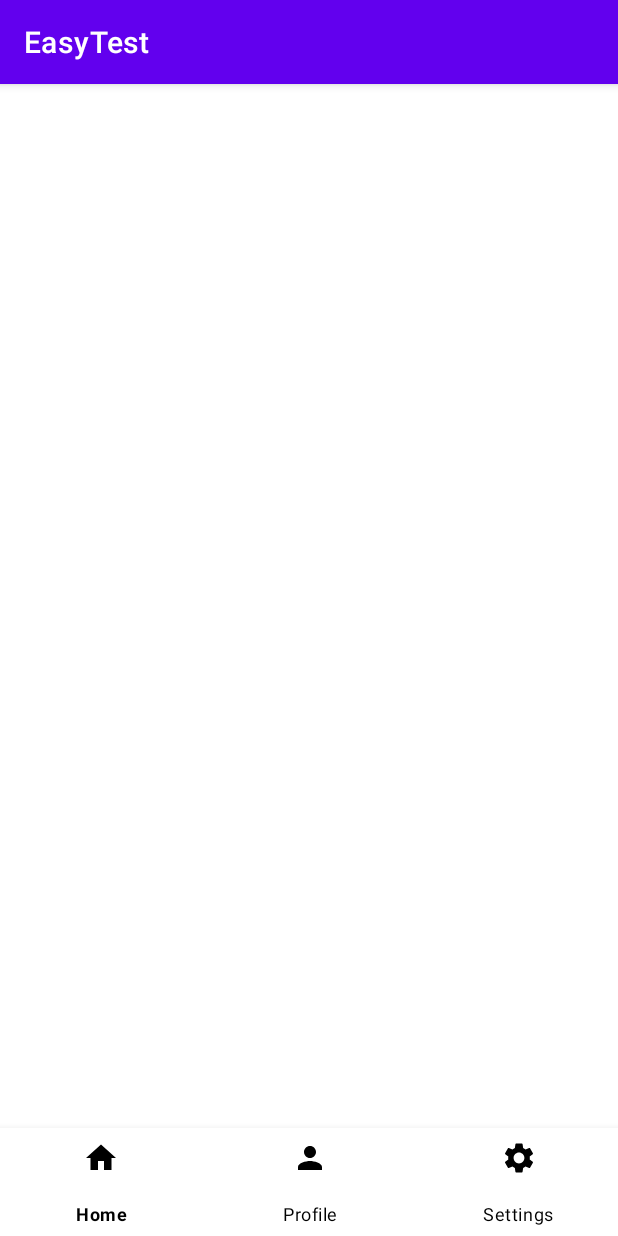
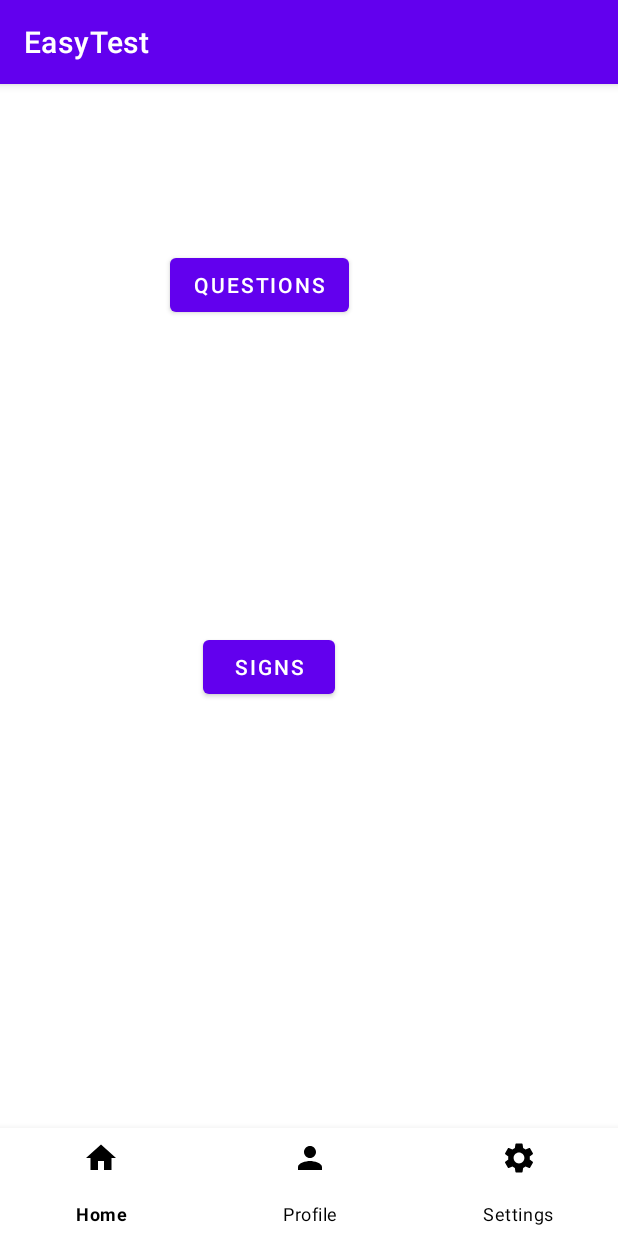
Before and after one commit to jude3004/EasyTest, an Android app: the Homepagefragment screen opened directly, with no data from a screen before it, on a phone screen of 412 x 824 dp. Run offline under Robolectric (Android 15) with nearby library versions, the phone set to English and light mode, and no system bars.

```diff
--- a/app/src/main/java/com/example/easytest/Homepagefragment.java
+++ b/app/src/main/java/com/example/easytest/Homepagefragment.java
@@ -1,5 +1,6 @@
 package com.example.easytest;
 
+import android.content.Intent;
 import android.os.Bundle;
 
 import androidx.fragment.app.Fragment;
@@ -7,6 +8,7 @@
 import android.view.LayoutInflater;
 import android.view.View;
 import android.view.ViewGroup;
+import android.widget.Button;
 
 /**
  * A simple {@link Fragment} subclass.
@@ -14,6 +16,30 @@
  * create an instance of this fragment.
  */
 public class Homepagefragment extends Fragment {
+private Button signs,questions;
+View objectHome;
+public void attachcomponents()
+{
+    signs=objectHome.findViewById(R.id.btnsigns);
+    questions=objectHome.findViewById(R.id.btnquestions);
+    signs.setOnClickListener(new View.OnClickListener() {
+        @Override
+        public void onClick(View view) {
+            Intent myIntent = new Intent(getContext(), SignsActivity.class);
+            getContext().startActivity(myIntent);
+
+        }
+    });
+    questions.setOnClickListener(new View.OnClickListener() {
+        @Override
+        public void onClick(View view) {
+            Intent myIntent = new Intent(getContext(), QuizActivity.class);
+            getContext().startActivity(myIntent);
+
+        }
+    });
+
+    }
 
     // TODO: Rename parameter arguments, choose names that match
     // the fragment initialization parameters, e.g. ARG_ITEM_NUMBER
@@ -58,7 +84,9 @@
     @Override
     public View onCreateView(LayoutInflater inflater, ViewGroup container,
                              Bundle savedInstanceState) {
-        // Inflate the layout for this fragment
-        return inflater.inflate(R.layout.fragment_homepagefragment, container, false);
+        objectHome=inflater.inflate(R.layout.fragment_homepagefragment,container,false);
+        attachcomponents();
+
+        return objectHome;
     }
 }
--- a/app/src/main/res/layout/fragment_homepagefragment.xml
+++ b/app/src/main/res/layout/fragment_homepagefragment.xml
@@ -1,5 +1,6 @@
 <?xml version="1.0" encoding="utf-8"?>
 <FrameLayout xmlns:android="http://schemas.android.com/apk/res/android"
+    xmlns:app="http://schemas.android.com/apk/res-auto"
     xmlns:tools="http://schemas.android.com/tools"
     android:layout_width="match_parent"
     android:layout_height="match_parent"
@@ -9,5 +10,33 @@
         android:layout_width="match_parent"
         android:layout_height="match_parent">
 
+        <Button
+            android:id="@+id/btnquestions"
+            android:layout_width="wrap_content"
+            android:layout_height="wrap_content"
+            android:layout_marginStart="125dp"
+            android:layout_marginTop="179dp"
+            android:layout_marginEnd="192dp"
+            android:layout_marginBottom="103dp"
+            android:text="questions"
+            app:layout_constraintBottom_toTopOf="@+id/btnsigns"
+            app:layout_constraintEnd_toEndOf="parent"
+            app:layout_constraintStart_toStartOf="parent"
+            app:layout_constraintTop_toTopOf="parent" />
+
+        <Button
+            android:id="@+id/btnsigns"
+            android:layout_width="wrap_content"
+            android:layout_height="wrap_content"
+            android:layout_marginStart="135dp"
+            android:layout_marginTop="103dp"
+            android:layout_marginEnd="182dp"
+            android:layout_marginBottom="353dp"
+            android:text="signs"
+            app:layout_constraintBottom_toBottomOf="parent"
+            app:layout_constraintEnd_toEndOf="parent"
+            app:layout_constraintHorizontal_bias="0.0"
+            app:layout_constraintStart_toStartOf="parent"
+            app:layout_constraintTop_toBottomOf="@+id/btnquestions" />
     </androidx.constraintlayout.widget.ConstraintLayout>
 </FrameLayout>
```
